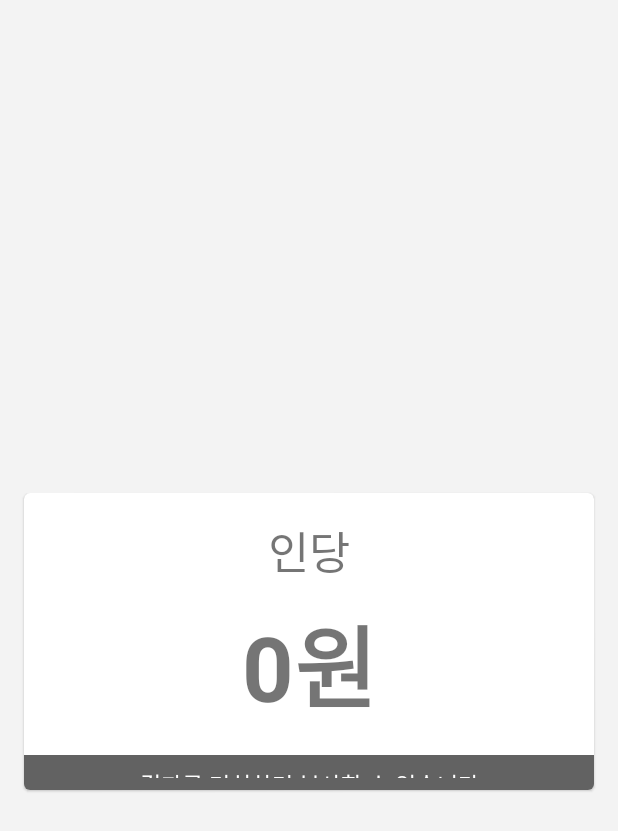
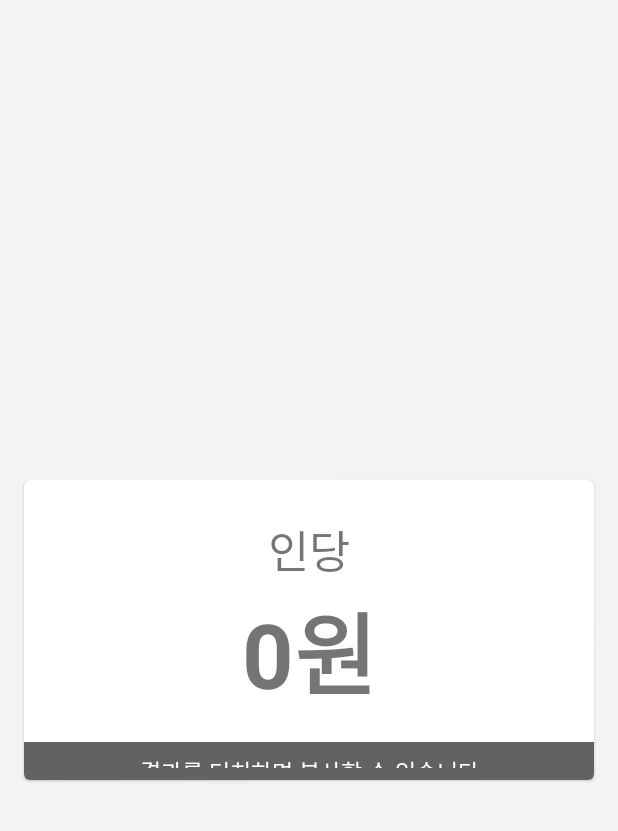
Before and after one commit to H43RO/Hate-Alcohol-Calculator, an Android app: the HateResultActivity screen opened directly, with no data from a screen before it, on a phone screen of 412 x 824 dp. Shown: the top 831 px of the screen. Run offline under Robolectric (Android 15) with nearby library versions, the phone set to English and light mode, and no system bars; 8 statements that could not run were skipped.

Commit message:
Migration UI (NormalCalculatorActivity)

```diff
--- a/app/src/main/java/com/haerokim/hate_alcohol/NormalCaculatorActivity.kt
+++ b/app/src/main/java/com/haerokim/hate_alcohol/NormalCaculatorActivity.kt
@@ -8,15 +8,11 @@ import androidx.appcompat.app.AppCompatActivity
 import android.os.Bundle
 import android.text.Editable
 import android.text.TextWatcher
-import android.util.Log
 import android.view.View
 import android.widget.SeekBar
 import android.widget.Toast
-import androidx.core.widget.addTextChangedListener
 import com.google.android.material.snackbar.Snackbar
-import kotlinx.android.synthetic.main.activity_hate_calculator.*
 import kotlinx.android.synthetic.main.activity_hate_calculator.count_member
-import kotlinx.android.synthetic.main.activity_hate_calculator.seekBar_hate
 import kotlinx.android.synthetic.main.activity_normal_caculator.*
 
 class NormalCaculatorActivity : AppCompatActivity() {
--- a/app/src/main/res/layout/activity_hate_result.xml
+++ b/app/src/main/res/layout/activity_hate_result.xml
@@ -11,15 +11,12 @@
 
     <com.google.android.material.card.MaterialCardView
         android:layout_width="match_parent"
-        android:layout_height="198dp"
+        android:layout_height="200dp"
         android:layout_marginStart="16dp"
-        android:layout_marginTop="32dp"
+        android:layout_marginTop="16dp"
         android:layout_marginEnd="16dp"
         android:elevation="8dp"
-        app:cardCornerRadius="4dp"
-        app:layout_constraintEnd_toEndOf="parent"
-        app:layout_constraintStart_toStartOf="parent"
-        app:layout_constraintTop_toBottomOf="@+id/total_sum_input">
+        app:cardCornerRadius="4dp">
 
         <RelativeLayout
             android:layout_width="match_parent"
@@ -29,7 +26,7 @@
                 android:id="@+id/textView2"
                 android:layout_width="match_parent"
                 android:layout_height="wrap_content"
-                android:layout_marginTop="16dp"
+                android:layout_marginTop="24dp"
                 android:gravity="center_horizontal"
                 android:text="인당"
                 android:textSize="30dp" />
@@ -39,7 +36,7 @@
                 android:layout_width="match_parent"
                 android:layout_height="wrap_content"
                 android:layout_below="@+id/textView2"
-                android:layout_marginTop="8dp"
+                android:layout_marginBottom="16dp"
                 android:gravity="center_horizontal"
                 android:text="0원"
                 android:textSize="60dp"
@@ -49,7 +46,6 @@
                 android:layout_width="match_parent"
                 android:layout_height="match_parent"
                 android:layout_below="@+id/hate_sum_text_view"
-                android:layout_marginTop="16dp"
                 android:background="#626262"
                 android:orientation="horizontal"
                 android:padding="8dp">
@@ -64,8 +60,6 @@
 
 
             </LinearLayout>
-
-
         </RelativeLayout>
     </com.google.android.material.card.MaterialCardView>
 
--- a/app/src/main/res/layout/activity_normal_caculator.xml
+++ b/app/src/main/res/layout/activity_normal_caculator.xml
@@ -107,7 +107,7 @@
 
     <com.google.android.material.card.MaterialCardView
         android:layout_width="match_parent"
-        android:layout_height="180dp"
+        android:layout_height="200dp"
         android:layout_marginStart="16dp"
         android:layout_marginTop="16dp"
         android:layout_marginEnd="16dp"
@@ -123,7 +123,7 @@
                 android:id="@+id/textView2"
                 android:layout_width="match_parent"
                 android:layout_height="wrap_content"
-                android:layout_marginTop="16dp"
+                android:layout_marginTop="24dp"
                 android:gravity="center_horizontal"
                 android:text="인당"
                 android:textSize="30dp" />
@@ -133,7 +133,7 @@
                 android:layout_width="match_parent"
                 android:layout_height="wrap_content"
                 android:layout_below="@+id/textView2"
-                android:layout_marginBottom="8dp"
+                android:layout_marginBottom="16dp"
                 android:gravity="center_horizontal"
                 android:text="0원"
                 android:textSize="60dp"
```
